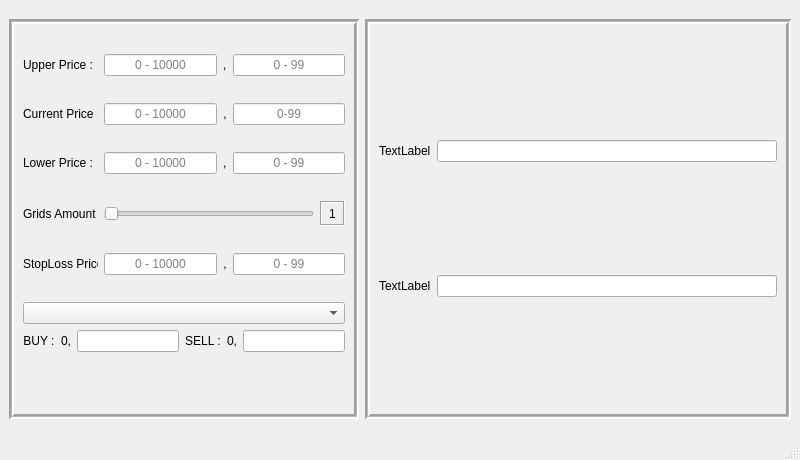
Above: mainwindow.ui from qrlik/gridExchangeCalculator before the change. Below: the same form after it.
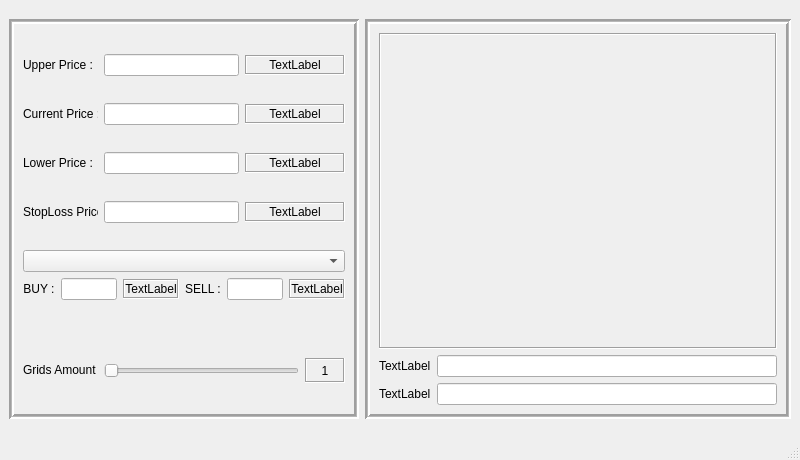
That is the form after the change. Custom widgets are drawn as their Qt base class.

Commit message: add state label and state controller, change input format

Patch:
```diff
--- a/mainwindow.ui
+++ b/mainwindow.ui
@@ -76,6 +76,12 @@
          </property>
          <item>
           <widget class="QLabel" name="UpperPriceLabel">
+           <property name="sizePolicy">
+            <sizepolicy hsizetype="Fixed" vsizetype="Fixed">
+             <horstretch>0</horstretch>
+             <verstretch>0</verstretch>
+            </sizepolicy>
+           </property>
            <property name="minimumSize">
             <size>
              <width>75</width>
@@ -97,13 +103,13 @@
           <widget class="QLineEdit" name="UpperPriceEdit">
            <property name="minimumSize">
             <size>
-             <width>100</width>
+             <width>0</width>
              <height>0</height>
             </size>
            </property>
            <property name="maximumSize">
             <size>
-             <width>200</width>
+             <width>16777215</width>
              <height>16777215</height>
             </size>
            </property>
@@ -120,37 +126,42 @@
             <bool>false</bool>
            </property>
            <property name="placeholderText">
-            <string>0 - 10000</string>
+            <string/>
            </property>
           </widget>
          </item>
          <item>
-          <widget class="QLabel" name="UpperDelimiterLabel">
-           <property name="text">
-            <string>,</string>
+          <widget class="QLabel" name="UpperPriceControl">
+           <property name="sizePolicy">
+            <sizepolicy hsizetype="Fixed" vsizetype="Fixed">
+             <horstretch>0</horstretch>
+             <verstretch>0</verstretch>
+            </sizepolicy>
            </property>
-          </widget>
-         </item>
-         <item>
-          <widget class="QLineEdit" name="UpperFractionalEdit">
            <property name="minimumSize">
             <size>
              <width>100</width>
-             <height>0</height>
+             <height>20</height>
             </size>
            </property>
            <property name="maximumSize">
             <size>
-             <width>200</width>
+             <width>100</width>
              <height>16777215</height>
             </size>
            </property>
+           <property name="frameShape">
+            <enum>QFrame::Box</enum>
+           </property>
+           <property name="frameShadow">
+            <enum>QFrame::Sunken</enum>
+           </property>
+           <property name="text">
+            <string>TextLabel</string>
+           </property>
            <property name="alignment">
             <set>Qt::AlignCenter</set>
            </property>
-           <property name="placeholderText">
-            <string>0 - 99</string>
-           </property>
           </widget>
          </item>
         </layout>
@@ -162,6 +173,12 @@
          </property>
          <item>
           <widget class="QLabel" name="CurrentPriceLabel">
+           <property name="sizePolicy">
+            <sizepolicy hsizetype="Fixed" vsizetype="Fixed">
+             <horstretch>0</horstretch>
+             <verstretch>0</verstretch>
+            </sizepolicy>
+           </property>
            <property name="minimumSize">
             <size>
              <width>75</width>
@@ -186,13 +203,13 @@
           <widget class="QLineEdit" name="CurrentPriceEdit">
            <property name="minimumSize">
             <size>
-             <width>100</width>
+             <width>0</width>
              <height>0</height>
             </size>
            </property>
            <property name="maximumSize">
             <size>
-             <width>200</width>
+             <width>16777215</width>
              <height>16777215</height>
             </size>
            </property>
@@ -200,40 +217,42 @@
             <set>Qt::AlignCenter</set>
            </property>
            <property name="placeholderText">
-            <string>0 - 10000</string>
+            <string/>
            </property>
           </widget>
          </item>
          <item>
-          <widget class="QLabel" name="CurrentDelimiterLabel">
-           <property name="text">
-            <string>,</string>
+          <widget class="QLabel" name="CurrentPriceControl">
+           <property name="sizePolicy">
+            <sizepolicy hsizetype="Fixed" vsizetype="Fixed">
+             <horstretch>0</horstretch>
+             <verstretch>0</verstretch>
+            </sizepolicy>
            </property>
-           <property name="alignment">
-            <set>Qt::AlignCenter</set>
-           </property>
-          </widget>
-         </item>
-         <item>
-          <widget class="QLineEdit" name="CurrentFractionalEdit">
            <property name="minimumSize">
             <size>
              <width>100</width>
-             <height>0</height>
+             <height>20</height>
             </size>
            </property>
            <property name="maximumSize">
             <size>
-             <width>200</width>
+             <width>100</width>
              <height>16777215</height>
             </size>
            </property>
+           <property name="frameShape">
+            <enum>QFrame::Box</enum>
+           </property>
+           <property name="frameShadow">
+            <enum>QFrame::Sunken</enum>
+           </property>
+           <property name="text">
+            <string>TextLabel</string>
+           </property>
            <property name="alignment">
             <set>Qt::AlignCenter</set>
            </property>
-           <property name="placeholderText">
-            <string>0-99</string>
-           </property>
           </widget>
          </item>
         </layout>
@@ -245,6 +264,12 @@
          </property>
          <item>
           <widget class="QLabel" name="LowerPriceLabel">
+           <property name="sizePolicy">
+            <sizepolicy hsizetype="Fixed" vsizetype="Fixed">
+             <horstretch>0</horstretch>
+             <verstretch>0</verstretch>
+            </sizepolicy>
+           </property>
            <property name="minimumSize">
             <size>
              <width>75</width>
@@ -280,86 +305,30 @@
             <bool>false</bool>
            </property>
            <property name="placeholderText">
-            <string>0 - 10000</string>
+            <string/>
            </property>
           </widget>
          </item>
          <item>
-          <widget class="QLabel" name="LowerDelimiterLabel">
-           <property name="text">
-            <string>,</string>
+          <widget class="QLabel" name="LowerPriceControl">
+           <property name="sizePolicy">
+            <sizepolicy hsizetype="Fixed" vsizetype="Fixed">
+             <horstretch>0</horstretch>
+             <verstretch>0</verstretch>
+            </sizepolicy>
            </property>
-          </widget>
-         </item>
-         <item>
-          <widget class="QLineEdit" name="LowerFractionalEdit">
-           <property name="alignment">
-            <set>Qt::AlignCenter</set>
-           </property>
-           <property name="placeholderText">
-            <string>0 - 99</string>
-           </property>
-          </widget>
-         </item>
-        </layout>
-       </item>
-       <item>
-        <layout class="QHBoxLayout" name="GridsAmountLayout">
-         <property name="sizeConstraint">
-          <enum>QLayout::SetDefaultConstraint</enum>
-         </property>
-         <item>
-          <widget class="QLabel" name="GridsAmountLabel">
            <property name="minimumSize">
             <size>
-             <width>75</width>
-             <height>0</height>
+             <width>100</width>
+             <height>20</height>
             </size>
            </property>
            <property name="maximumSize">
             <size>
-             <width>75</width>
+             <width>100</width>
              <height>16777215</height>
             </size>
            </property>
-           <property name="text">
-            <string>Grids Amount :</string>
-           </property>
-           <property name="alignment">
-            <set>Qt::AlignLeading|Qt::AlignLeft|Qt::AlignVCenter</set>
-           </property>
-          </widget>
-         </item>
-         <item>
-          <widget class="QSlider" name="GridsAmountSlider">
-           <property name="minimum">
-            <number>1</number>
-           </property>
-           <property name="orientation">
-            <enum>Qt::Horizontal</enum>
-           </property>
-           <property name="tickPosition">
-            <enum>QSlider::NoTicks</enum>
-           </property>
-           <property name="tickInterval">
-            <number>0</number>
-           </property>
-          </widget>
-         </item>
-         <item>
-          <widget class="QLabel" name="GridsAmountTipLabel">
-           <property name="minimumSize">
-            <size>
-             <width>25</width>
-             <height>25</height>
-            </size>
-           </property>
-           <property name="maximumSize">
-            <size>
-             <width>25</width>
-             <height>25</height>
-            </size>
-           </property>
            <property name="frameShape">
             <enum>QFrame::Box</enum>
            </property>
@@ -367,10 +336,7 @@
             <enum>QFrame::Sunken</enum>
            </property>
            <property name="text">
-            <string>1</string>
-           </property>
-           <property name="textFormat">
-            <enum>Qt::AutoText</enum>
+            <string>TextLabel</string>
            </property>
            <property name="alignment">
             <set>Qt::AlignCenter</set>
@@ -386,6 +352,12 @@
          </property>
          <item>
           <widget class="QLabel" name="StopLossPriceLabel">
+           <property name="sizePolicy">
+            <sizepolicy hsizetype="Fixed" vsizetype="Fixed">
+             <horstretch>0</horstretch>
+             <verstretch>0</verstretch>
+            </sizepolicy>
+           </property>
            <property name="minimumSize">
             <size>
              <width>75</width>
@@ -412,30 +384,44 @@
             <set>Qt::AlignCenter</set>
            </property>
            <property name="placeholderText">
-            <string>0 - 10000</string>
+            <string/>
            </property>
           </widget>
          </item>
          <item>
-          <widget class="QLabel" name="StopLossDelimiterLabel">
+          <widget class="QLabel" name="StopLossPriceControl">
+           <property name="sizePolicy">
+            <sizepolicy hsizetype="Fixed" vsizetype="Fixed">
+             <horstretch>0</horstretch>
+             <verstretch>0</verstretch>
+            </sizepolicy>
+           </property>
+           <property name="minimumSize">
+            <size>
+             <width>100</width>
+             <height>20</height>
+            </size>
+           </property>
+           <property name="maximumSize">
+            <size>
+             <width>100</width>
+             <height>16777215</height>
+            </size>
+           </property>
+           <property name="frameShape">
+            <enum>QFrame::Box</enum>
+           </property>
+           <property name="frameShadow">
+            <enum>QFrame::Sunken</enum>
+           </property>
            <property name="text">
-            <string>,</string>
+            <string>TextLabel</string>
            </property>
            <property name="alignment">
             <set>Qt::AlignCenter</set>
            </property>
           </widget>
          </item>
-         <item>
-          <widget class="QLineEdit" name="StopLossFractionalEdit">
-           <property name="alignment">
-            <set>Qt::AlignCenter</set>
-           </property>
-           <property name="placeholderText">
-            <string>0 - 99</string>
-           </property>
-          </widget>
-         </item>
         </layout>
        </item>
        <item>
@@ -462,16 +448,6 @@
              </property>
             </widget>
            </item>
-           <item>
-            <widget class="QLabel" name="TaxBuyAmountLabel">
-             <property name="text">
-              <string>0,</string>
-             </property>
-             <property name="alignment">
-              <set>Qt::AlignCenter</set>
-             </property>
-            </widget>
-           </item>
            <item>
             <widget class="QLineEdit" name="TaxBuyAmountEdit">
              <property name="frame">
@@ -485,6 +461,34 @@
              </property>
             </widget>
            </item>
+           <item>
+            <widget class="QLabel" name="TaxBuyControl">
+             <property name="sizePolicy">
+              <sizepolicy hsizetype="Preferred" vsizetype="Fixed">
+               <horstretch>0</horstretch>
+               <verstretch>0</verstretch>
+              </sizepolicy>
+             </property>
+             <property name="minimumSize">
+              <size>
+               <width>0</width>
+               <height>20</height>
+              </size>
+             </property>
+             <property name="frameShape">
+              <enum>QFrame::Box</enum>
+             </property>
+             <property name="frameShadow">
+              <enum>QFrame::Sunken</enum>
+             </property>
+             <property name="text">
+              <string>TextLabel</string>
+             </property>
+             <property name="alignment">
+              <set>Qt::AlignCenter</set>
+             </property>
+            </widget>
+           </item>
            <item>
             <widget class="QLabel" name="TaxSellLabel">
              <property name="text">
@@ -495,16 +499,6 @@
              </property>
             </widget>
            </item>
-           <item>
-            <widget class="QLabel" name="TaxSellAmountLabel">
-             <property name="text">
-              <string>0,</string>
-             </property>
-             <property name="alignment">
-              <set>Qt::AlignCenter</set>
-             </property>
-            </widget>
-           </item>
            <item>
             <widget class="QLineEdit" name="TaxSellAmountEdit">
              <property name="alignment">
@@ -512,6 +506,37 @@
              </property>
             </widget>
            </item>
+           <item>
+            <widget class="QLabel" name="TaxSellControl">
+             <property name="enabled">
+              <bool>true</bool>
+             </property>
+             <property name="sizePolicy">
+              <sizepolicy hsizetype="Preferred" vsizetype="Fixed">
+               <horstretch>0</horstretch>
+               <verstretch>0</verstretch>
+              </sizepolicy>
+             </property>
+             <property name="minimumSize">
+              <size>
+               <width>0</width>
+               <height>20</height>
+              </size>
+             </property>
+             <property name="frameShape">
+              <enum>QFrame::Box</enum>
+             </property>
+             <property name="frameShadow">
+              <enum>QFrame::Sunken</enum>
+             </property>
+             <property name="text">
+              <string>TextLabel</string>
+             </property>
+             <property name="alignment">
+              <set>Qt::AlignCenter</set>
+             </property>
+            </widget>
+           </item>
           </layout>
          </item>
          <item>
@@ -529,6 +554,94 @@
          </item>
         </layout>
        </item>
+       <item>
+        <layout class="QHBoxLayout" name="GridsAmountLayout">
+         <property name="sizeConstraint">
+          <enum>QLayout::SetDefaultConstraint</enum>
+         </property>
+         <item>
+          <widget class="QLabel" name="GridsAmountLabel">
+           <property name="sizePolicy">
+            <sizepolicy hsizetype="Fixed" vsizetype="Fixed">
+             <horstretch>0</horstretch>
+             <verstretch>0</verstretch>
+            </sizepolicy>
+           </property>
+           <property name="minimumSize">
+            <size>
+             <width>75</width>
+             <height>0</height>
+            </size>
+           </property>
+           <property name="maximumSize">
+            <size>
+             <width>75</width>
+             <height>16777215</height>
+            </size>
+           </property>
+           <property name="text">
+            <string>Grids Amount :</string>
+           </property>
+           <property name="alignment">
+            <set>Qt::AlignLeading|Qt::AlignLeft|Qt::AlignVCenter</set>
+           </property>
+          </widget>
+         </item>
+         <item>
+          <widget class="QSlider" name="GridsAmountSlider">
+           <property name="minimum">
+            <number>1</number>
+           </property>
+           <property name="orientation">
+            <enum>Qt::Horizontal</enum>
+           </property>
+           <property name="tickPosition">
+            <enum>QSlider::NoTicks</enum>
+           </property>
+           <property name="tickInterval">
+            <number>0</number>
+           </property>
+          </widget>
+         </item>
+         <item>
+          <widget class="QLabel" name="GridsAmountTipLabel">
+           <property name="sizePolicy">
+            <sizepolicy hsizetype="Fixed" vsizetype="Fixed">
+             <horstretch>0</horstretch>
+             <verstretch>0</verstretch>
+            </sizepolicy>
+           </property>
+           <property name="minimumSize">
+            <size>
+             <width>40</width>
+             <height>25</height>
+            </size>
+           </property>
+           <property name="maximumSize">
+            <size>
+             <width>40</width>
+             <height>25</height>
+            </size>
+           </property>
+           <property name="frameShape">
+            <enum>QFrame::Box</enum>
+           </property>
+           <property name="frameShadow">
+            <enum>QFrame::Sunken</enum>
+           </property>
+           <property name="text">
+            <string>1</string>
+           </property>
+           <property name="textFormat">
+            <enum>Qt::AutoText</enum>
+           </property>
+           <property name="alignment">
+            <set>Qt::AlignCenter</set>
+           </property>
+          </widget>
+         </item>
+        </layout>
+       </item>
       </layout>
      </widget>
     </item>
@@ -547,6 +660,19 @@
        <number>1</number>
       </property>
       <layout class="QVBoxLayout" name="verticalLayout_5">
+       <item>
+        <widget class="StateLabel" name="inputInfoStateLabel">
+         <property name="frameShape">
+          <enum>QFrame::Box</enum>
+         </property>
+         <property name="frameShadow">
+          <enum>QFrame::Sunken</enum>
+         </property>
+         <property name="alignment">
+          <set>Qt::AlignCenter</set>
+         </property>
+        </widget>
+       </item>
        <item>
         <layout class="QHBoxLayout" name="horizontalLayout_2">
          <item>
@@ -557,7 +683,17 @@
           </widget>
          </item>
          <item>
-          <widget class="QLineEdit" name="lineEdit_2"/>
+          <widget class="QLineEdit" name="lineEdit_2">
+           <property name="inputMask">
+            <string/>
+           </property>
+           <property name="alignment">
+            <set>Qt::AlignCenter</set>
+           </property>
+           <property name="placeholderText">
+            <string/>
+           </property>
+          </widget>
          </item>
         </layout>
        </item>
@@ -592,6 +728,26 @@
   </widget>
   <widget class="QStatusBar" name="statusbar"/>
  </widget>
+ <customwidgets>
+  <customwidget>
+   <class>StateLabel</class>
+   <extends>QLabel</extends>
+   <header>statelabel.h</header>
+   <slots>
+    <slot>updateUpperPrice(QString)</slot>
+    <slot>updateUpperFractional(QString)</slot>
+    <slot>updateCurrentPrice(QString)</slot>
+    <slot>updateCurrentFractional(QString)</slot>
+    <slot>updateLowerPrice(QString)</slot>
+    <slot>updateLowerFractional(QString)</slot>
+    <slot>updateGridsAmount(int)</slot>
+    <slot>updateStopLossPrice(QString)</slot>
+    <slot>updateStopLossFractional(QString)</slot>
+    <slot>updateBuyTax(QString)</slot>
+    <slot>updateSellTax(QString)</slot>
+   </slots>
+  </customwidget>
+ </customwidgets>
  <resources/>
  <connections>
   <connection>
```
Left out of the diff: 27 changed lines with no effect on the pictures. The commit also changes 8 other files.
